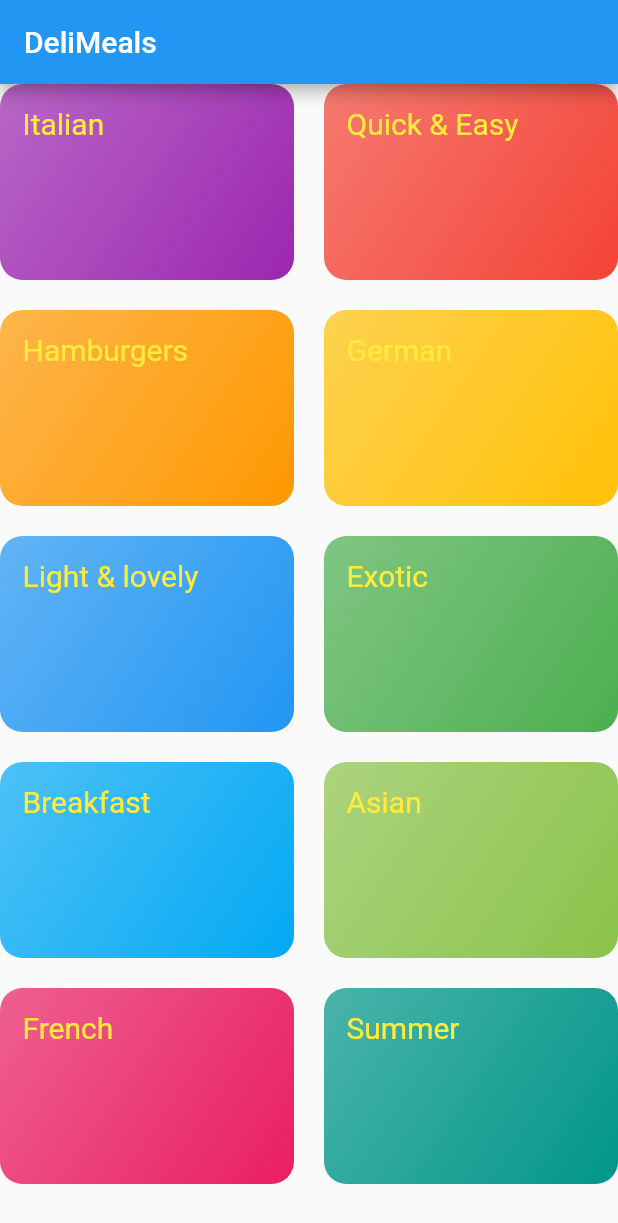
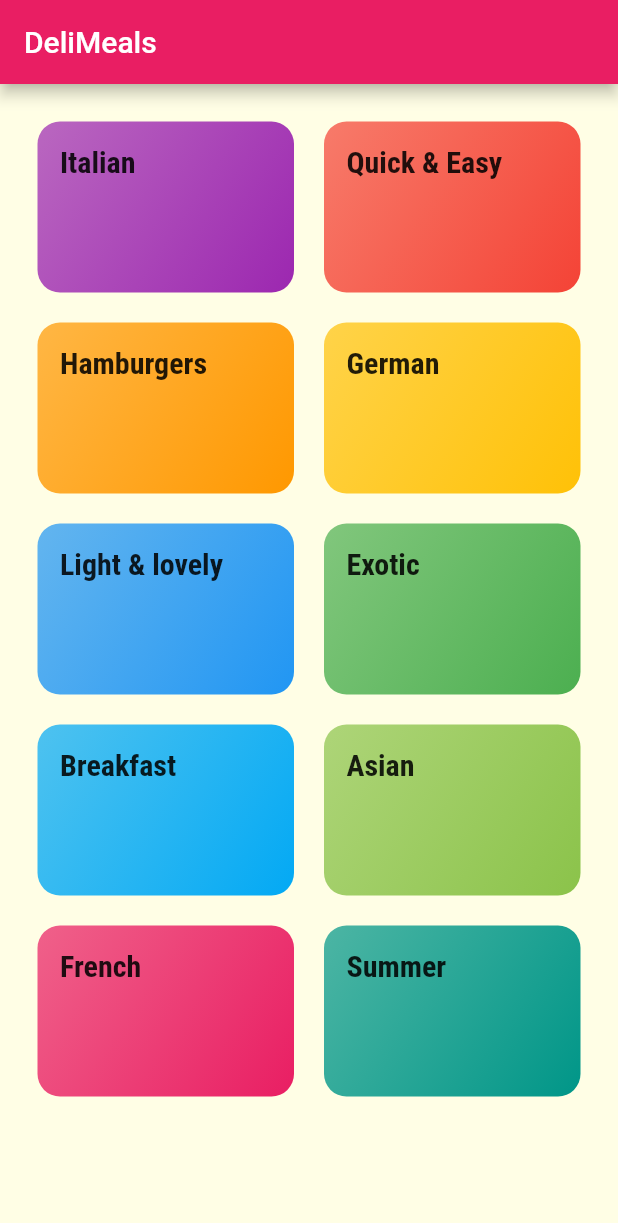
Before and after one commit to robozavri/food-app, a Flutter app: the screen it shows after launch, on a phone screen of 412 x 824 dp. Shown: the top 1223 px of the screen. Run offline on Flutter 3.47's test engine with Material 2 defaults, Android fonts, the phone set to English and light mode, and no system bars; Roboto replaces fonts that are missing (Realway).

Commit message:
[feat][lesson 164]: styleing theme

```diff
--- a/lib/categories_screen.dart
+++ b/lib/categories_screen.dart
@@ -10,6 +10,7 @@ class CategoriesScreen extends StatelessWidget {
     return Scaffold(
       appBar: AppBar(title: Text('DeliMeals')),
       body: GridView(
+        padding: EdgeInsets.all(25),
         children: DUMMY_CATEGORIES
             .map((cat) => CategoryItem(cat.title, cat.color))
             .toList(),
--- a/lib/category_item.dart
+++ b/lib/category_item.dart
@@ -14,10 +14,11 @@ class CategoryItem extends StatelessWidget {
       padding: const EdgeInsets.all(15),
       child: Text(
         title,
-        style: TextStyle(
-          fontSize: 20.0,
-          color: Colors.yellow,
-        ),
+        style: Theme.of(context).textTheme.headline6,
+        // style: TextStyle(
+        //   fontSize: 16.0,
+        //   color: Colors.black,
+        // ),
       ),
       decoration: BoxDecoration(
           gradient: LinearGradient(
--- a/lib/main.dart
+++ b/lib/main.dart
@@ -10,7 +10,17 @@ class MyApp extends StatelessWidget {
     return MaterialApp(
       title: 'DeliMeals',
       theme: ThemeData(
-        primarySwatch: Colors.blue,
+        primarySwatch: Colors.pink,
+        accentColor: Colors.amber,
+        canvasColor: Color.fromRGBO(255, 254, 229, 1),
+        fontFamily: 'Realway',
+        textTheme: ThemeData.light().textTheme.copyWith(
+            headline4: TextStyle(color: Color.fromRGBO(20, 51, 51, 1)),
+            headline5: TextStyle(color: Color.fromRGBO(20, 51, 51, 1)),
+            headline6: TextStyle(
+                fontSize: 20,
+                fontFamily: 'RobotoCondensed',
+                fontWeight: FontWeight.bold)),
       ),
       home: CategoriesScreen(),
     );
```
Also changed, not shown: pubspec.yaml (+17 -0 lines), assets/fonts/Raleway-Black.ttf (added), assets/fonts/Raleway-Bold.ttf (added), assets/fonts/Raleway-Regular.ttf (added), assets/fonts/RobotoCondensed-Bold.ttf (added), assets/fonts/RobotoCondensed-Italic.ttf (added), assets/fonts/RobotoCondensed-Light.ttf (added), assets/fonts/RobotoCondensed-Regular.ttf (added).
